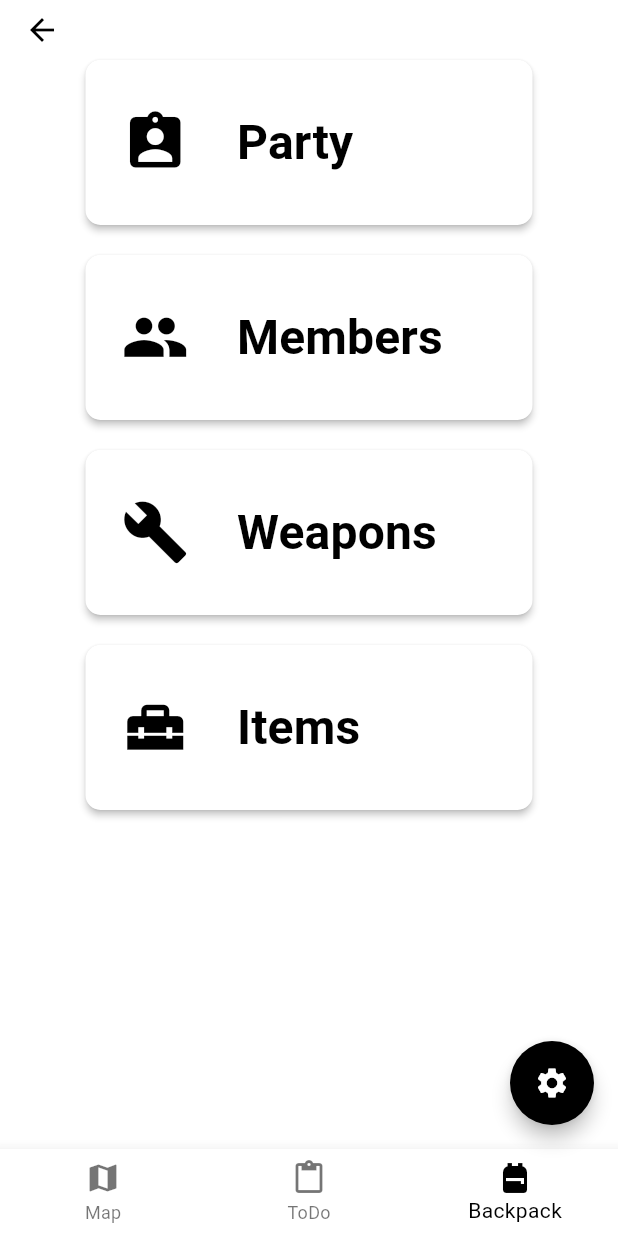
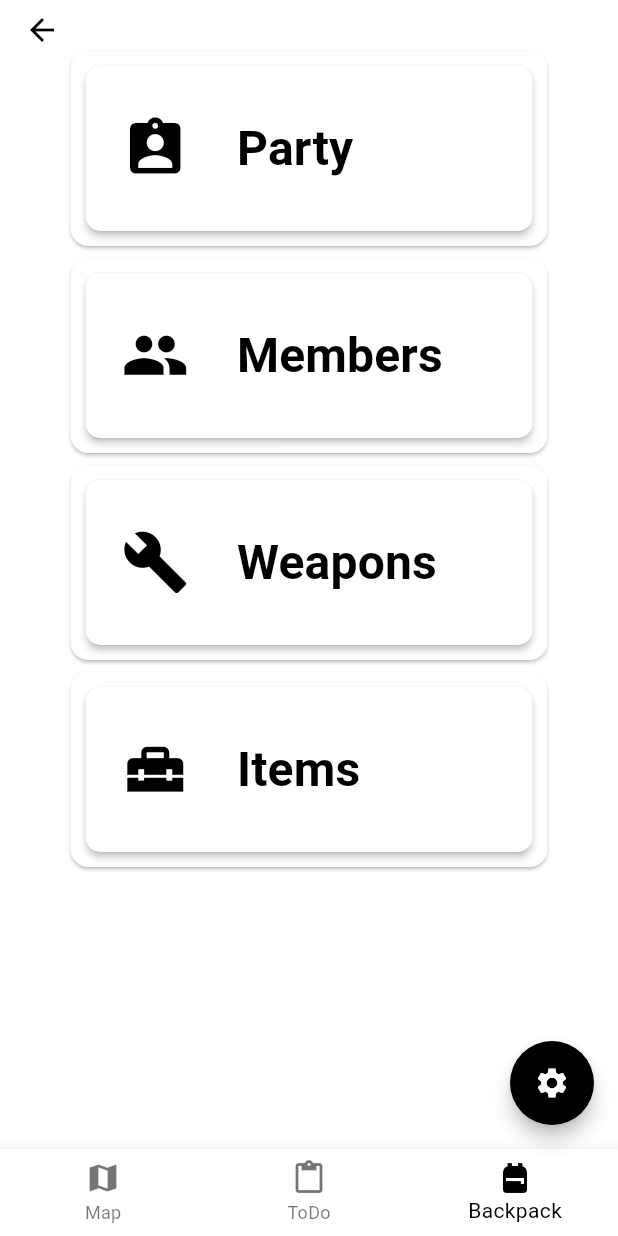
Before and after one commit to Itsuki54/arco-dev, a Flutter app: the SettingsPage screen opened directly, on a phone screen of 412 x 824 dp. Run offline on Flutter 3.47's test engine with Material 3 defaults, Android fonts, the phone set to English and light mode, and no system bars.

```diff
--- a/lib/src/components/setting_route_button.dart
+++ b/lib/src/components/setting_route_button.dart
@@ -15,7 +15,8 @@ class SettingRouteButton extends StatelessWidget {
 
   @override
   Widget build(BuildContext context) {
-    return Container(
+    return Card(
+        child: Container(
             padding: const EdgeInsets.all(10),
             child: ElevatedButton(
                 onPressed: () {
@@ -37,6 +38,6 @@ class SettingRouteButton extends StatelessWidget {
                             style: const TextStyle(
                                 fontSize: 32, fontWeight: FontWeight.bold))
                       ],
-                ))));
+                    )))));
   }
 }
```
Lines whose indentation alone changed are shown as unchanged.
